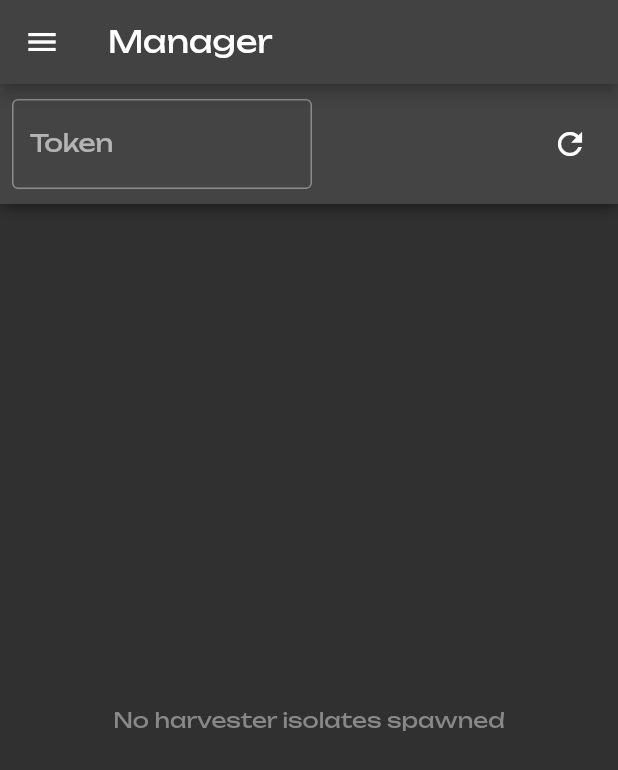
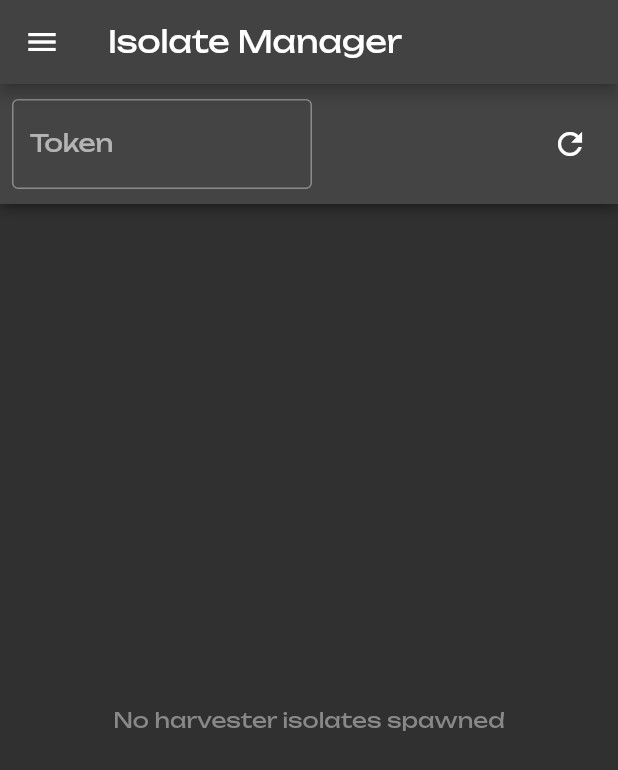
Before and after one commit to darvester/darvester, a Flutter app: the Manager screen opened by its route, on a phone screen of 412 x 824 dp. Shown: the top 770 px of the screen. Run offline on Flutter 3.47's test engine with Material 2 defaults, Android fonts, the phone set to English and light mode, and no system bars; our stand-ins replace cached_network_image, file_picker, fl_chart, flutter_markdown, font_awesome_flutter, go_router and 3 more; missing offline and left inert: markdown, nyxx_self, window_size; accounts and stored records are empty; project files that could hold a hidden picture were left out.

Commit message:
ref: rename Manager to Isolate Manager

```diff
--- a/lib/components/MainDrawer.dart
+++ b/lib/components/MainDrawer.dart
@@ -28,7 +28,7 @@ class MainDrawer extends StatelessWidget {
     },
     {
       "icon": Icons.storage,
-      "title": 'Manager',
+      "title": 'Isolates',
       "route": '/manager',
     },
   ];
--- a/lib/main.dart
+++ b/lib/main.dart
@@ -9,7 +9,7 @@ import 'package:window_size/window_size.dart';
 import 'routes/Home.dart';
 import 'routes/Guilds.dart';
 import 'routes/Users.dart';
-import 'routes/Manager.dart';
+import 'routes/IsolateManager.dart';
 
 final _router = GoRouter(
   routes: <RouteBase>[
--- a/lib/routes/Manager.dart
+++ b/lib/routes/IsolateManager.dart
@@ -27,6 +27,7 @@ class _ManagerState extends State<Manager> {
   IsolateCard? generateIsolateCards(BuildContext _, int idx) {
     return IsolateCard(
       digest: HarvesterIsolateSet.instance.set.elementAt(idx).hash,
+      key: ValueKey(HarvesterIsolateSet.instance.set.elementAt(idx).hash),
     );
   }
 
@@ -48,7 +49,7 @@ class _ManagerState extends State<Manager> {
   Widget build(BuildContext context) {
     return Scaffold(
       appBar: AppBar(
-        title: const Text('Manager'),
+        title: const Text('Isolate Manager'),
       ),
       drawer: const MainDrawer(),
       body: Column(
@@ -85,6 +86,7 @@ class _ManagerState extends State<Manager> {
                             labelText: "Token",
                           ),
                           onSubmitted: (String token) async {
+                            // TODO: when inputting a token that was just removed, the isolate card will be stuck in the removed state until a route change
                             String msg = "Could not validate JWT token";
                             if (validateJwtDiscordToken(token)) {
                               Digest threadDigest = await spawnHarvesterThread(token, DarvesterDB.instance);
```
